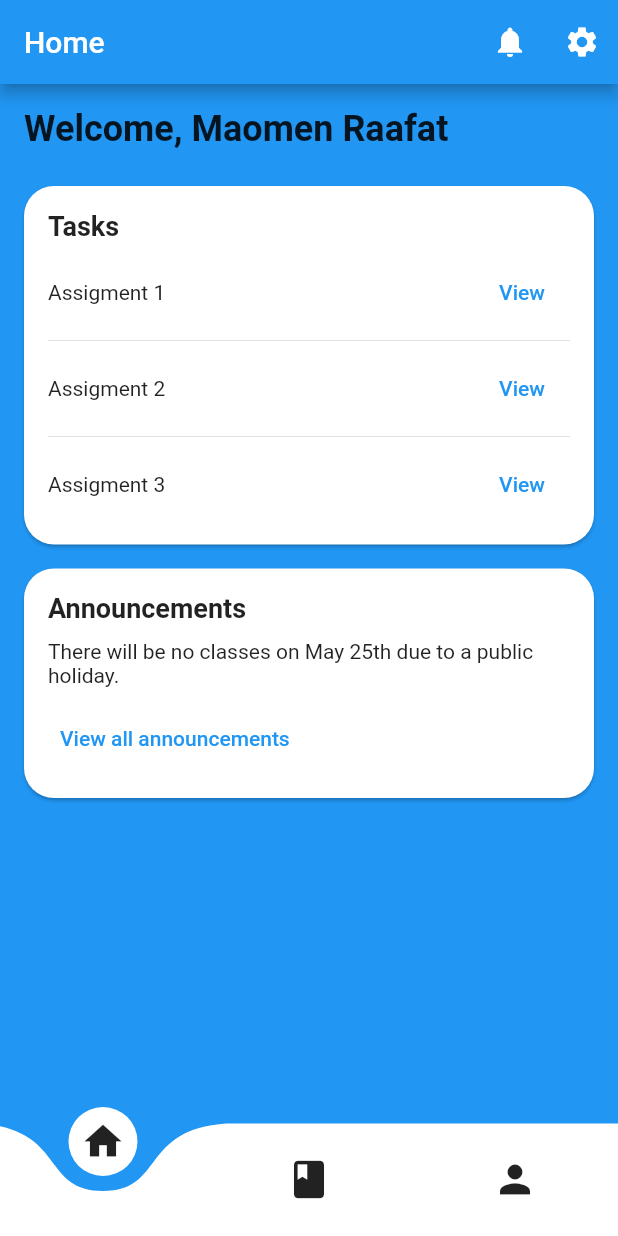
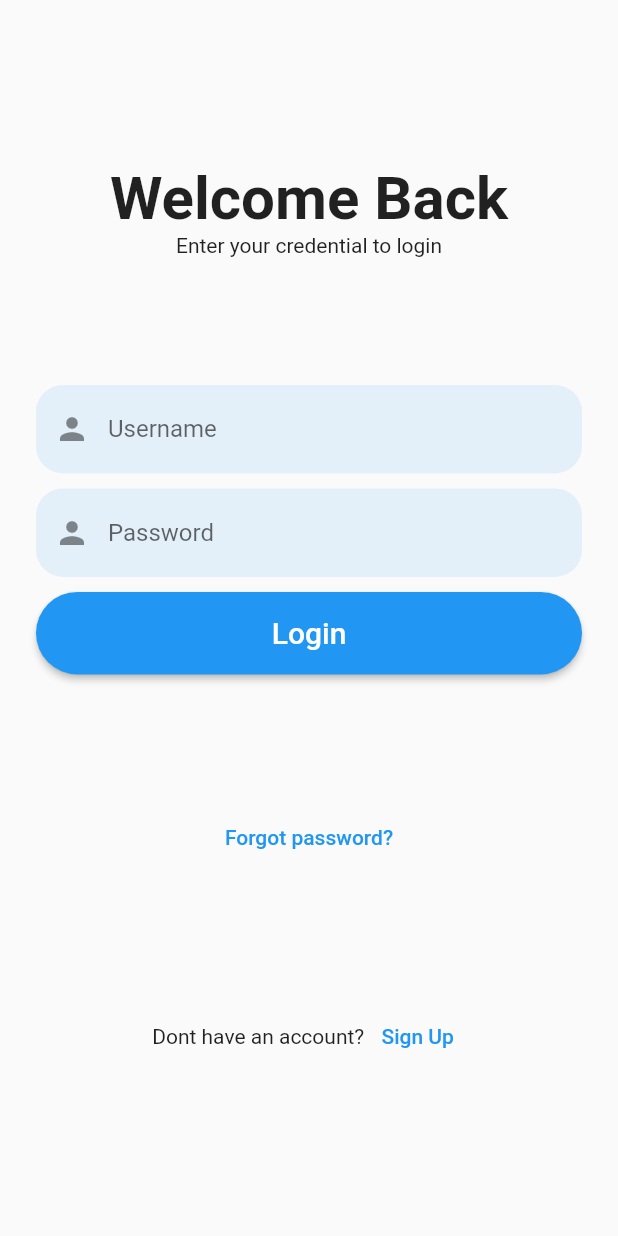
Before and after one commit to Capsicle2000/Student_Portal, a Flutter app: the screen it shows after launch, on a phone screen of 412 x 824 dp. Run offline on Flutter 3.47's test engine with Material 2 defaults, Android fonts, the phone set to English and light mode, and no system bars; drawn by our look-alikes of curved_navigation_bar; our stand-ins replace flutter_svg, table_calendar.

Commit message:
second commit

```diff
--- /dev/null
+++ b/lib/loginpage.dart
@@ -0,0 +1,102 @@
+import 'package:flutter/material.dart';
+import 'package:flutter_svg/flutter_svg.dart';
+import 'package:flutter_app/bottomnavbar.dart';
+
+class Loginpage extends StatefulWidget {
+  const Loginpage({super.key});
+
+  @override
+  State<Loginpage> createState() => _LoginpageState();
+}
+
+class _LoginpageState extends State<Loginpage> {
+
+  @override
+  Widget build(BuildContext context) {
+    return SafeArea(
+      child: Scaffold(
+        body: Container(
+          margin: EdgeInsets.all(24),
+          child: Column(
+            mainAxisAlignment: MainAxisAlignment.spaceEvenly,
+            children: [
+              _header(context),
+              _inputField(context),
+              _forgotPassword(context),
+              _signup(context),
+            ],
+          ),
+        ),
+      ),
+    );
+  }
+
+  _header(context) {
+    return Column(
+      children: [
+        Text(
+          "Welcome Back",
+          style: TextStyle(fontSize: 40, fontWeight: FontWeight.bold),
+        ),
+        Text("Enter your credential to login"),
+      ],
+    );
+  }
+
+  _inputField(context) {
+    return Column(
+      crossAxisAlignment: CrossAxisAlignment.stretch,
+      children: [
+        TextField(
+          decoration: InputDecoration(
+              hintText: "Username",
+              border: OutlineInputBorder(
+                  borderRadius: BorderRadius.circular(18),
+                  borderSide: BorderSide.none),
+              fillColor: Theme.of(context).primaryColor.withOpacity(0.1),
+              filled: true,
+              prefixIcon: Icon(Icons.person)),
+        ),
+        SizedBox(height: 10),
+        TextField(
+          decoration: InputDecoration(
+            hintText: "Password",
+            border: OutlineInputBorder(
+                borderRadius: BorderRadius.circular(18),
+                borderSide: BorderSide.none),
+            fillColor: Theme.of(context).primaryColor.withOpacity(0.1),
+            filled: true,
+            prefixIcon: Icon(Icons.person),
+          ),
+          obscureText: true,
+        ),
+        SizedBox(height: 10),
+        ElevatedButton(
+          onPressed: () {},
+          child: Text(
+            "Login",
+            style: TextStyle(fontSize: 20),
+          ),
+          style: ElevatedButton.styleFrom(
+            shape: StadiumBorder(),
+            padding: EdgeInsets.symmetric(vertical: 16),
+          ),
+        )
+      ],
+    );
+  }
+
+  _forgotPassword(context) {
+    return TextButton(onPressed: () {}, child: Text("Forgot password?"));
+  }
+
+  _signup(context) {
+    return Row(
+      mainAxisAlignment: MainAxisAlignment.center,
+      children: [
+        Text("Dont have an account? "),
+        TextButton(onPressed: () {}, child: Text("Sign Up"))
+      ],
+    );
+  }
+}
--- a/lib/main.dart
+++ b/lib/main.dart
@@ -91,8 +91,10 @@
 //     );
 //   }
 // }
+import 'package:flutter/material.dart';
 import 'package:flutter_app/bottomnavbar.dart';
-import 'package:flutter/material.dart';
+import 'package:flutter_app/loginpage.dart';
+
 
 
 void main() {
@@ -111,7 +113,11 @@ class MyApp extends StatelessWidget {
 
         primarySwatch: Colors.blue,
       ),
-      home:BottomNavBar(),
+      home:Loginpage(),
+      routes: {
+        '/login': (context) => Loginpage(),
+        '/BottomNavBar': (context) => BottomNavBar(),
+      },
     );
   }
 }
--- a/lib/screens/screen3.dart
+++ b/lib/screens/screen3.dart
@@ -18,7 +18,7 @@ class Screen3 extends StatelessWidget {
         SizedBox(height: 20),
         CircleAvatar(
         radius: 60,
-        backgroundImage: AssetImage('assets/profile_pic.jpg'),
+        backgroundImage: AssetImage('images/images.png'),
         ),
         SizedBox(height: 10),
         Text(
--- a/pubspec.yaml
+++ b/pubspec.yaml
@@ -48,6 +48,7 @@ dev_dependencies:
   # package. See that file for information about deactivating specific lint
   # rules and activating additional ones.
   flutter_lints: ^2.0.0
+  flutter_svg: ^0.22.0
 
 # For information on the generic Dart part of this file, see the
 # following page: https://dart.dev/tools/pub/pubspec
@@ -61,9 +62,8 @@ flutter:
   uses-material-design: true
 
   # To add assets to your application, add an assets section, like this:
-  # assets:
-  #   - images/a_dot_burr.jpeg
-  #   - images/a_dot_ham.jpeg
+  assets:
+     - images/
 
   # An image asset can refer to one or more resolution-specific "variants", see
   # https://flutter.dev/assets-and-images/#resolution-aware
```
Also changed, not shown: images/download.png (added), images/images.png (added), pubspec.lock.
